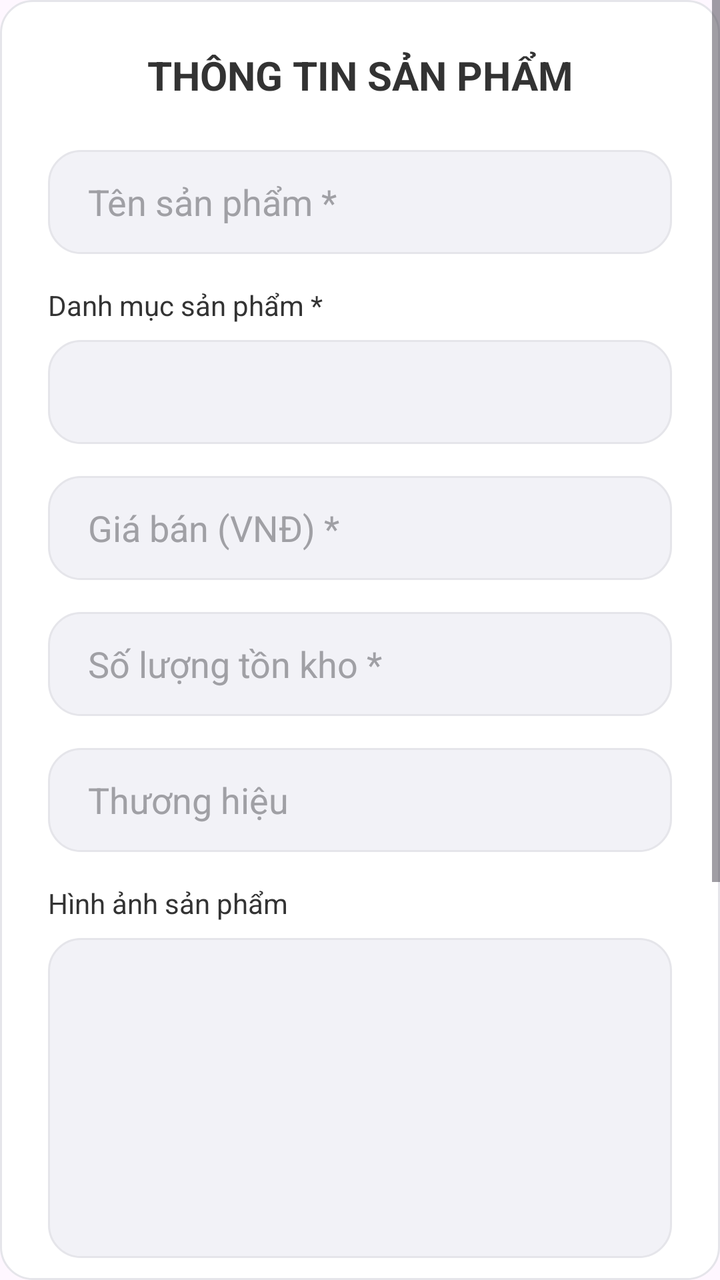
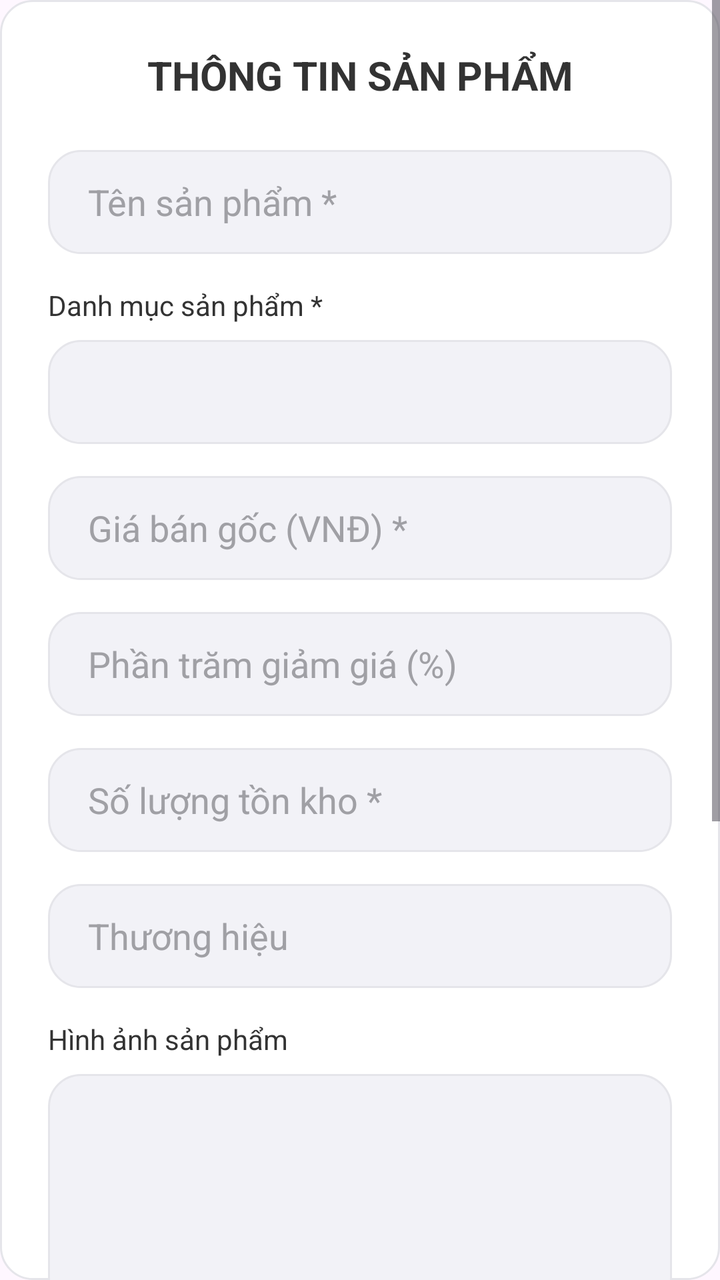

Compare the two renders of this Android layout. The source of the first and the diff that turns it into the second are given below.
<!-- AndroidManifest.xml: application theme Theme.MobileDeviceStoreTDMU -->
<!-- res/layout/dialog_quan_ly_san_pham.xml -->
<?xml version="1.0" encoding="utf-8"?>
<ScrollView xmlns:android="http://schemas.android.com/apk/res/android"
    android:layout_width="match_parent"
    android:layout_height="wrap_content"
    android:background="@drawable/bg_card_modern">

    <LinearLayout
        android:layout_width="match_parent"
        android:layout_height="wrap_content"
        android:orientation="vertical"
        android:padding="24dp">

        <TextView
            android:id="@+id/tvTieuDeDialogSP"
            android:layout_width="match_parent"
            android:layout_height="wrap_content"
            android:text="THÔNG TIN SẢN PHẨM"
            android:textSize="20sp"
            android:textStyle="bold"
            android:textColor="@color/text_primary"
            android:gravity="center"
            android:layout_marginBottom="24dp" />

        <EditText
            android:id="@+id/edtTenSPDialog"
            android:layout_width="match_parent"
            android:layout_height="52dp"
            android:hint="Tên sản phẩm *"
            android:textColorHint="@color/text_hint"
            android:textColor="@color/text_primary"
            android:inputType="textPersonName"
            android:background="@drawable/bg_edittext_modern"
            android:paddingHorizontal="20dp"
            android:layout_marginBottom="16dp" />

        <TextView
            android:layout_width="match_parent"
            android:layout_height="wrap_content"
            android:text="Danh mục sản phẩm *"
            android:textColor="@color/text_primary"
            android:textSize="14sp"
            android:layout_marginBottom="8dp" />

        <Spinner
            android:id="@+id/spnDanhMucDialog"
            android:layout_width="match_parent"
            android:layout_height="52dp"
            android:background="@drawable/bg_edittext_modern"
            android:paddingHorizontal="12dp"
            android:layout_marginBottom="16dp" />

        <EditText
            android:id="@+id/edtGiaSPDialog"
            android:layout_width="match_parent"
            android:layout_height="52dp"
            android:hint="Giá bán (VNĐ) *"
            android:textColorHint="@color/text_hint"
            android:textColor="@color/text_primary"
            android:inputType="number"
            android:background="@drawable/bg_edittext_modern"
            android:paddingHorizontal="20dp"
            android:layout_marginBottom="16dp" />

        <EditText
            android:id="@+id/edtSoLuongSPDialog"
            android:layout_width="match_parent"
            android:layout_height="52dp"
            android:hint="Số lượng tồn kho *"
            android:textColorHint="@color/text_hint"
            android:textColor="@color/text_primary"
            android:inputType="number"
            android:background="@drawable/bg_edittext_modern"
            android:paddingHorizontal="20dp"
            android:layout_marginBottom="16dp" />

        <EditText
            android:id="@+id/edtThuongHieuSPDialog"
            android:layout_width="match_parent"
            android:layout_height="52dp"
            android:hint="Thương hiệu"
            android:textColorHint="@color/text_hint"
            android:textColor="@color/text_primary"
            android:inputType="text"
            android:background="@drawable/bg_edittext_modern"
            android:paddingHorizontal="20dp"
            android:layout_marginBottom="16dp" />

        <TextView
            android:layout_width="match_parent"
            android:layout_height="wrap_content"
            android:text="Hình ảnh sản phẩm"
            android:textColor="@color/text_primary"
            android:textSize="14sp"
            android:layout_marginBottom="8dp" />

        <ImageView
            android:id="@+id/imgPreviewDialogSP"
            android:layout_width="match_parent"
            android:layout_height="160dp"
            android:scaleType="fitCenter"
            android:background="@drawable/bg_edittext_modern"
            android:padding="16dp"
            android:layout_marginBottom="12dp" />

        <androidx.appcompat.widget.AppCompatButton
            android:id="@+id/btnChonAnhDialogSP"
            android:layout_width="match_parent"
            android:layout_height="54dp"
            android:text="CHỌN ẢNH TỪ THƯ VIỆN"
            android:textColor="@color/text_primary"
            android:background="@drawable/bg_btn_secondary"
            android:textStyle="bold"
            android:textSize="14sp"
            android:layout_marginBottom="24dp"
            android:elevation="0dp" />

        <EditText
            android:id="@+id/edtMoTaSPDialog"
            android:layout_width="match_parent"
            android:layout_height="100dp"
            android:hint="Mô tả chi tiết sản phẩm"
            android:textColorHint="@color/text_hint"
            android:textColor="@color/text_primary"
            android:inputType="textMultiLine"
            android:gravity="top"
            android:padding="20dp"
            android:background="@drawable/bg_edittext_modern"
            android:layout_marginBottom="32dp" />

        <LinearLayout
            android:layout_width="match_parent"
            android:layout_height="wrap_content"
            android:orientation="horizontal">

            <androidx.appcompat.widget.AppCompatButton
                android:id="@+id/btnHuyDialogSP"
                android:layout_width="0dp"
                android:layout_height="54dp"
                android:layout_weight="1"
                android:text="HỦY"
                android:background="@drawable/bg_btn_secondary"
                android:textColor="@color/text_primary"
                android:textStyle="bold"
                android:layout_marginEnd="12dp"
                android:elevation="0dp" />

            <androidx.appcompat.widget.AppCompatButton
                android:id="@+id/btnLuuDialogSP"
                android:layout_width="0dp"
                android:layout_height="54dp"
                android:layout_weight="1"
                android:text="LƯU"
                android:background="@drawable/bg_btn_primary"
                android:textColor="@color/text_on_yellow"
                android:textStyle="bold"
                android:elevation="2dp"
                android:stateListAnimator="@null" />

        </LinearLayout>

    </LinearLayout>

</ScrollView>
<!-- resources referenced by this layout -->
<resources>
  <color name="text_hint">#A0A0A5</color>
  <color name="text_on_yellow">#333333</color>
  <color name="text_primary">#333333</color>
  <!-- drawable bg_btn_primary (drawable) -->
  <?xml version="1.0" encoding="utf-8"?>
  <shape xmlns:android="http://schemas.android.com/apk/res/android"
      android:shape="rectangle">
      <solid android:color="@color/primary_yellow" />
      <corners android:radius="16dp" />
  </shape>
  <!-- drawable bg_btn_secondary (drawable) -->
  <?xml version="1.0" encoding="utf-8"?>
  <shape xmlns:android="http://schemas.android.com/apk/res/android"
      android:shape="rectangle">
      <solid android:color="@color/bg_white" />
      <stroke android:width="1.5dp" android:color="@color/primary_black" />
      <corners android:radius="16dp" />
  </shape>
  <!-- drawable bg_card_modern (drawable) -->
  <?xml version="1.0" encoding="utf-8"?>
  <shape xmlns:android="http://schemas.android.com/apk/res/android"
      android:shape="rectangle">
      <solid android:color="@color/bg_white" />
      <corners android:radius="16dp" />
      <stroke android:width="1dp" android:color="@color/stroke_light" />
  </shape>
  <!-- drawable bg_edittext_modern (drawable) -->
  <?xml version="1.0" encoding="utf-8"?>
  <shape xmlns:android="http://schemas.android.com/apk/res/android"
      android:shape="rectangle">
      <solid android:color="@color/input_bg" />
      <corners android:radius="16dp" />
      <stroke android:width="1dp" android:color="@color/stroke_light" />
  </shape>
  <style name="Theme.MobileDeviceStoreTDMU" parent="Base.Theme.MobileDeviceStoreTDMU" />
  <color name="primary_yellow">#FDB623</color>
  <color name="bg_white">#FFFFFF</color>
  <color name="primary_black">#333333</color>
  <color name="stroke_light">#E5E5EA</color>
  <color name="input_bg">#F2F2F7</color>
  <style name="Base.Theme.MobileDeviceStoreTDMU" parent="Theme.Material3.DayNight.NoActionBar">
          
          
      </style>
</resources>

<!-- the commit's change to res/layout/dialog_quan_ly_san_pham.xml (unified diff, before → after) -->
@@ -53,7 +53,19 @@
             android:id="@+id/edtGiaSPDialog"
             android:layout_width="match_parent"
             android:layout_height="52dp"
-            android:hint="Giá bán (VNĐ) *"
+            android:hint="Giá bán gốc (VNĐ) *"
+            android:textColorHint="@color/text_hint"
+            android:textColor="@color/text_primary"
+            android:inputType="number"
+            android:background="@drawable/bg_edittext_modern"
+            android:paddingHorizontal="20dp"
+            android:layout_marginBottom="16dp" />
+
+        <EditText
+            android:id="@+id/edtPhanTramGiamDialog"
+            android:layout_width="match_parent"
+            android:layout_height="52dp"
+            android:hint="Phần trăm giảm giá (%)"
             android:textColorHint="@color/text_hint"
             android:textColor="@color/text_primary"
             android:inputType="number"
<!-- resource entries referenced after the edit -->
@@ -40,9 +40,12 @@
   <color name="primary_black">#333333</color>
   <color name="stroke_light">#E5E5EA</color>
   <color name="input_bg">#F2F2F7</color>
-  <style name="Base.Theme.MobileDeviceStoreTDMU" parent="Theme.Material3.DayNight.NoActionBar">
+  <style name="Base.Theme.MobileDeviceStoreTDMU" parent="Theme.Material3.Light.NoActionBar">
           
-          
+          <item name="android:statusBarColor">@color/bg_white</item>
+          <item name="android:windowLightStatusBar">true</item>
+          <item name="android:navigationBarColor">@color/bg_white</item>
+          <item name="android:windowLightNavigationBar" tools:targetApi="O_MR1">true</item>
       </style>
 </resources>
 
